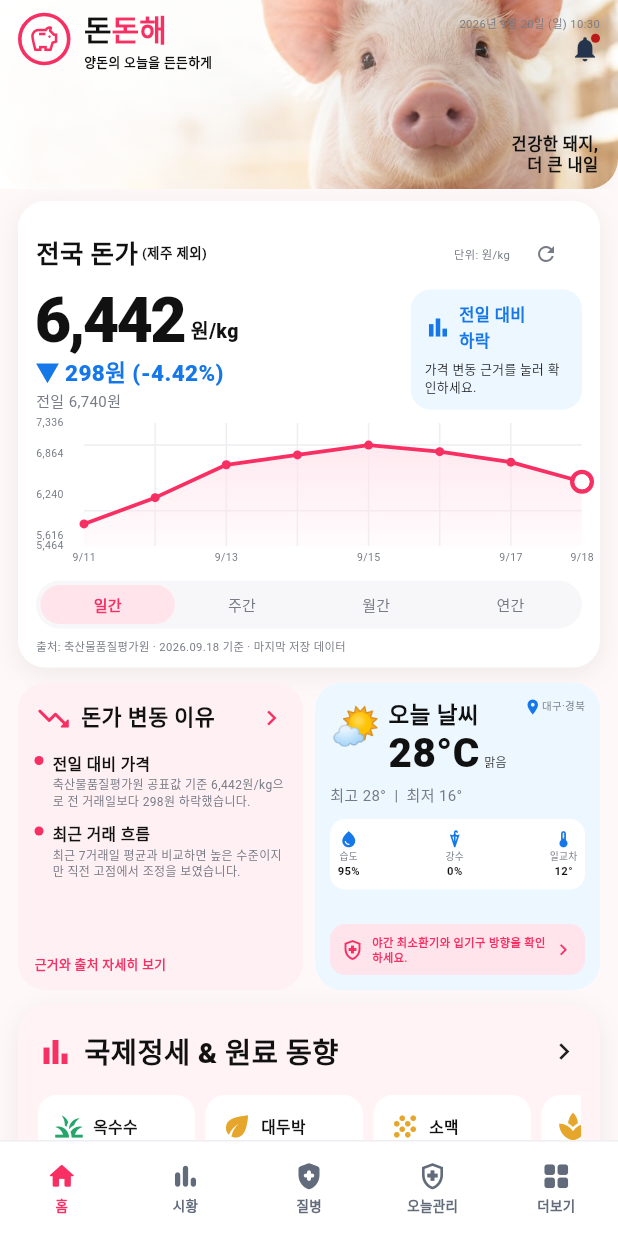
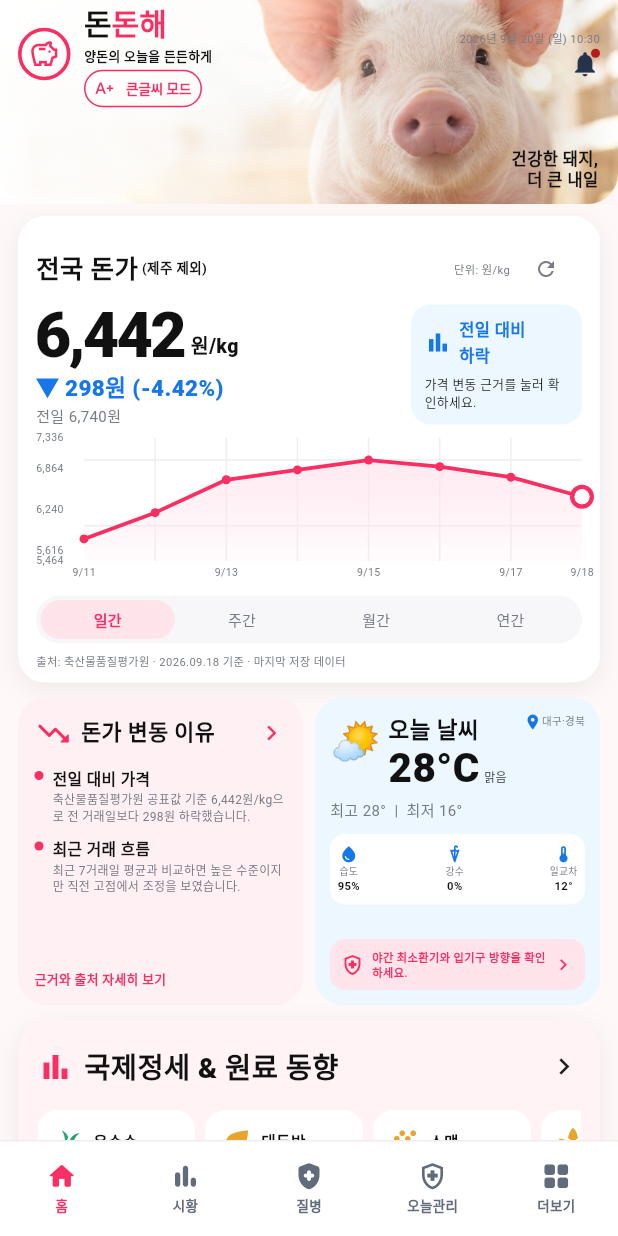
Before and after one commit to Noah981/pig-market-brief, a Flutter app: the screen it shows after launch, on a phone screen of 412 x 824 dp. Run offline on Flutter 3.47's test engine with Material 3 defaults, Android fonts, the phone set to English and light mode, and no system bars; drawn by our look-alikes of fl_chart; our stand-ins replace geolocator, shared_preferences; network calls fail.

Commit message:
Add one-tap large text mode

```diff
--- a/flutter_app/lib/pages/home_dashboard_page.dart
+++ b/flutter_app/lib/pages/home_dashboard_page.dart
@@ -8,6 +8,7 @@ import '../data/market_analysis_repository.dart';
 import '../data/weather_farm_repository.dart';
 import '../models/dashboard_models.dart';
 import '../models/weather_farm_models.dart';
+import '../settings/display_settings.dart';
 import '../theme/app_theme.dart';
 import '../widgets/bottom_navigation.dart';
 import '../widgets/commodity_trend_card.dart';
@@ -56,7 +57,7 @@ class _HomeDashboardPageState extends State<HomeDashboardPage> with WidgetsBindi
     const SliverToBoxAdapter(child:FarmHeroSection()),
     SliverPadding(padding:const EdgeInsets.fromLTRB(AppSpacing.page,8,AppSpacing.page,14),sliver:SliverList.list(children:[
       MarketPriceCard(period:_period,series:priceSeries,snapshot:_market,onRefresh:_refreshMarket,onTap:_openPigPrice,onPeriodChanged:(i)=>setState(()=>_period=i)),const SizedBox(height:10),
-      SizedBox(height:205,child:Row(crossAxisAlignment:CrossAxisAlignment.stretch,children:[Expanded(child:MarketReasonCard(analysis:_analysis,onTap:_openPigPrice)),const SizedBox(width:8),Expanded(child:WeatherSummaryCard(guide:_weather,onTap:()=>setState(()=>_nav=3)))])),
+      SizedBox(height:DisplaySettings.instance.largeTextMode?270:205,child:Row(crossAxisAlignment:CrossAxisAlignment.stretch,children:[Expanded(child:MarketReasonCard(analysis:_analysis,onTap:_openPigPrice)),const SizedBox(width:8),Expanded(child:WeatherSummaryCard(guide:_weather,onTap:()=>setState(()=>_nav=3)))])),
       const SizedBox(height:10),
       CommodityTrendCard(items:_commodities,onTap:_openCommodity,onHeaderTap:()=>setState(()=>_nav=1)),
       const SizedBox(height:10),
--- a/flutter_app/lib/pages/section_pages.dart
+++ b/flutter_app/lib/pages/section_pages.dart
@@ -118,7 +118,7 @@ class MorePage extends StatelessWidget {
     ('데이터 출처', '정보 제공 기관 안내', Icons.info_outline),
     ('공지사항', '앱 소식 및 업데이트', Icons.campaign_outlined),
     ('이용약관 / 개인정보처리방침', '', Icons.article_outlined),
-    ('앱 정보', '버전 1.1.6', Icons.info),
+    ('앱 정보', '버전 1.1.7', Icons.info),
   ];
   @override
   Widget build(BuildContext context) => PageShell(
@@ -133,7 +133,7 @@ class MorePage extends StatelessWidget {
   Future<void> _textSize(BuildContext context)async{
     final settings=DisplaySettings.instance;
     const choices=[(.85,'작게'),(1.0,'기본'),(1.15,'크게'),(1.3,'매우 크게')];
-    await showModalBottomSheet(context:context,showDragHandle:true,builder:(context)=>SafeArea(child:Column(mainAxisSize:MainAxisSize.min,children:[const ListTile(title:Text('글자 크기',style:TextStyle(fontWeight:FontWeight.w900)),subtitle:Text('선택하면 앱 전체 글자에 바로 적용됩니다.')),...choices.map((x)=>RadioListTile<double>(value:x.$1,groupValue:settings.textScale,title:Text(x.$2,style:TextStyle(fontSize:14*x.$1,fontWeight:FontWeight.w800)),onChanged:(value)async{if(value==null)return;await settings.setTextScale(value);if(context.mounted)Navigator.pop(context);})),const SizedBox(height:8)])));
+    await showModalBottomSheet(context:context,showDragHandle:true,builder:(context)=>SafeArea(child:Column(mainAxisSize:MainAxisSize.min,children:[const ListTile(title:Text('글자 크기',style:TextStyle(fontWeight:FontWeight.w900)),subtitle:Text('선택하면 앱 전체 글자에 바로 적용됩니다. 큰글씨 모드는 홈 상단에서 별도로 켤 수 있습니다.')),...choices.map((x)=>RadioListTile<double>(value:x.$1,groupValue:settings.selectedTextScale,title:Text(x.$2,style:TextStyle(fontSize:14*x.$1,fontWeight:FontWeight.w800)),onChanged:(value)async{if(value==null)return;await settings.setTextScale(value);if(context.mounted)Navigator.pop(context);})),const SizedBox(height:8)])));
   }
 }
 
--- a/flutter_app/lib/settings/display_settings.dart
+++ b/flutter_app/lib/settings/display_settings.dart
@@ -5,12 +5,18 @@ class DisplaySettings extends ChangeNotifier {
   DisplaySettings._();
   static final DisplaySettings instance=DisplaySettings._();
   static const _key='display_text_scale';
+  static const _largeKey='display_large_text_mode';
   double _textScale=1;
-  double get textScale=>_textScale;
+  bool _largeTextMode=false;
+  double get textScale=>_largeTextMode?1.55:_textScale;
+  double get selectedTextScale=>_textScale;
+  bool get largeTextMode=>_largeTextMode;
 
   Future<void> load()async{
-    final value=(await SharedPreferences.getInstance()).getDouble(_key)??1;
+    final prefs=await SharedPreferences.getInstance();
+    final value=prefs.getDouble(_key)??1;
     _textScale=value.clamp(.85,1.3).toDouble();
+    _largeTextMode=prefs.getBool(_largeKey)??false;
     notifyListeners();
   }
 
@@ -19,4 +25,10 @@ class DisplaySettings extends ChangeNotifier {
     notifyListeners();
     await (await SharedPreferences.getInstance()).setDouble(_key,_textScale);
   }
+
+  Future<void> setLargeTextMode(bool value)async{
+    _largeTextMode=value;
+    notifyListeners();
+    await (await SharedPreferences.getInstance()).setBool(_largeKey,value);
+  }
 }
--- a/flutter_app/lib/widgets/app_header.dart
+++ b/flutter_app/lib/widgets/app_header.dart
@@ -1,6 +1,7 @@
 import 'dart:async';
 import 'package:flutter/material.dart';
 import '../theme/app_theme.dart';
+import '../settings/display_settings.dart';
 
 class AppHeader extends StatefulWidget {
   const AppHeader({super.key});
@@ -37,8 +38,8 @@ class _AppHeaderState extends State<AppHeader> {
         '${twoDigits(now.hour)}:${twoDigits(now.minute)}';
   }
   @override
-  Widget build(BuildContext context) => SizedBox(
-        height: 52,
+  Widget build(BuildContext context) {final settings=DisplaySettings.instance;return SizedBox(
+        height: settings.largeTextMode?78:72,
         child: Row(children: [
           Container(
             width: 35,height:35,
@@ -49,6 +50,8 @@ class _AppHeaderState extends State<AppHeader> {
           Column(crossAxisAlignment: CrossAxisAlignment.start, mainAxisAlignment: MainAxisAlignment.center, children: [
             RichText(text: const TextSpan(style: TextStyle(fontSize: 20, fontWeight: FontWeight.w900), children: [TextSpan(text: '돈', style: TextStyle(color: AppColors.text)), TextSpan(text: '돈해', style: TextStyle(color: AppColors.coral))])),
             const Text('양돈의 오늘을 든든하게', style: TextStyle(fontSize: 8.5, fontWeight: FontWeight.w600)),
+            const SizedBox(height:3),
+            SizedBox(height:25,child:OutlinedButton.icon(key:const ValueKey('large_text_mode_button'),onPressed:()=>settings.setLargeTextMode(!settings.largeTextMode),icon:Icon(settings.largeTextMode?Icons.text_decrease:Icons.text_increase,size:13),label:Text(settings.largeTextMode?'기본 글씨':'큰글씨 모드'),style:OutlinedButton.styleFrom(padding:const EdgeInsets.symmetric(horizontal:7),minimumSize:const Size(0,25),tapTargetSize:MaterialTapTargetSize.shrinkWrap,textStyle:const TextStyle(fontSize:9,fontWeight:FontWeight.w900),foregroundColor:AppColors.coral,side:const BorderSide(color:AppColors.coral)))),
           ]),
           const Spacer(),
           Column(crossAxisAlignment: CrossAxisAlignment.end, mainAxisAlignment: MainAxisAlignment.center, children: [
@@ -57,5 +60,5 @@ class _AppHeaderState extends State<AppHeader> {
             const Badge(smallSize: 6, child: Icon(Icons.notifications, size: 20, color: Color(0xFF24344D))),
           ]),
         ]),
-      );
+      );}
 }
--- a/flutter_app/lib/widgets/bottom_navigation.dart
+++ b/flutter_app/lib/widgets/bottom_navigation.dart
@@ -1,9 +1,10 @@
 import 'package:flutter/material.dart';
 import '../theme/app_theme.dart';
+import '../settings/display_settings.dart';
 
 class BottomNavigation extends StatelessWidget {
   const BottomNavigation({super.key,required this.index,required this.onSelected});
   final int index;final ValueChanged<int> onSelected;
-  @override Widget build(BuildContext context)=>DecoratedBox(decoration:const BoxDecoration(color:Colors.white,border:Border(top:BorderSide(color:AppColors.divider))),child:SafeArea(top:false,child:SizedBox(height:64,child:Row(children:[_item(0,Icons.home_rounded,'홈'),_item(1,Icons.bar_chart_rounded,'시황'),_item(2,Icons.health_and_safety_rounded,'질병'),_item(3,Icons.health_and_safety_outlined,'오늘관리'),_item(4,Icons.grid_view_rounded,'더보기')]))));
+  @override Widget build(BuildContext context)=>DecoratedBox(decoration:const BoxDecoration(color:Colors.white,border:Border(top:BorderSide(color:AppColors.divider))),child:SafeArea(top:false,child:SizedBox(height:DisplaySettings.instance.largeTextMode?78:64,child:Row(children:[_item(0,Icons.home_rounded,'홈'),_item(1,Icons.bar_chart_rounded,'시황'),_item(2,Icons.health_and_safety_rounded,'질병'),_item(3,Icons.health_and_safety_outlined,'오늘관리'),_item(4,Icons.grid_view_rounded,'더보기')]))));
   Widget _item(int i,IconData icon,String label){final active=index==i;return Expanded(child:Semantics(button:true,label:label,selected:active,child:InkWell(key:ValueKey('nav_$i'),onTap:()=>onSelected(i),child:Column(mainAxisAlignment:MainAxisAlignment.center,children:[Icon(icon,color:active?AppColors.coral:const Color(0xFF626B7C),size:21),const SizedBox(height:3),Text(label,maxLines:1,style:TextStyle(fontSize:9,color:active?AppColors.coral:const Color(0xFF626B7C),fontWeight:active?FontWeight.w800:FontWeight.w600))]))));}
 }
--- a/flutter_app/lib/widgets/commodity_trend_card.dart
+++ b/flutter_app/lib/widgets/commodity_trend_card.dart
@@ -1,6 +1,7 @@
 import 'package:flutter/material.dart';
 import '../models/dashboard_models.dart';
 import '../theme/app_theme.dart';
+import '../settings/display_settings.dart';
 
 class CommodityTrendCard extends StatelessWidget {
   const CommodityTrendCard({super.key,required this.items,this.onTap,this.onHeaderTap});
@@ -10,6 +11,6 @@ class CommodityTrendCard extends StatelessWidget {
   @override
   Widget build(BuildContext context)=>Container(padding:const EdgeInsets.fromLTRB(13,12,13,13),decoration:appCard(color:const Color(0xFFFFF3F6),radius:20),child:Column(children:[
     InkWell(key:const ValueKey('international_market_header'),onTap:onHeaderTap,child:const SizedBox(height:38,child:Row(children:[Icon(Icons.bar_chart,color:AppColors.coral,size:24),SizedBox(width:7),Expanded(child:Text('국제정세 & 원료 동향',style:TextStyle(fontSize:19,fontWeight:FontWeight.w900))),Icon(Icons.chevron_right,size:22)]))),const SizedBox(height:10),
-    SizedBox(height:112,child:ListView.separated(scrollDirection:Axis.horizontal,itemCount:items.length,separatorBuilder:(_,__)=>const SizedBox(width:7),itemBuilder:(context,i){final x=items[i];final up=(x.change??0)>=0;return Material(color:Colors.white,borderRadius:BorderRadius.circular(13),child:InkWell(key:ValueKey('commodity_${x.id}'),onTap:()=>onTap?.call(x),borderRadius:BorderRadius.circular(13),child:Container(width:105,padding:const EdgeInsets.all(10),child:Column(crossAxisAlignment:CrossAxisAlignment.start,children:[Row(children:[Icon(x.icon,size:22,color:i==0?AppColors.green:x.id=='wti'?const Color(0xFF293249):const Color(0xFFE5A62B)),const SizedBox(width:5),Expanded(child:Text(x.name,style:const TextStyle(fontSize:10.5,fontWeight:FontWeight.w800),maxLines:2))]),const Spacer(),Text('${x.value} ${x.unit}',style:const TextStyle(fontSize:10.5,fontWeight:FontWeight.w800),maxLines:1),const SizedBox(height:3),x.change==null?const Text('공식 데이터 연결 대기',style:TextStyle(fontSize:7.5,color:AppColors.secondary)):Text('${up?'▲':'▼'} ${x.change!.abs().toStringAsFixed(1)}% · ${x.frequency=='monthly'?'월':'일'}',style:TextStyle(fontSize:9,fontWeight:FontWeight.w800,color:up?AppColors.coral:AppColors.blue))]))));})),
+    SizedBox(height:DisplaySettings.instance.largeTextMode?148:112,child:ListView.separated(scrollDirection:Axis.horizontal,itemCount:items.length,separatorBuilder:(_,__)=>const SizedBox(width:7),itemBuilder:(context,i){final x=items[i];final up=(x.change??0)>=0;return Material(color:Colors.white,borderRadius:BorderRadius.circular(13),child:InkWell(key:ValueKey('commodity_${x.id}'),onTap:()=>onTap?.call(x),borderRadius:BorderRadius.circular(13),child:Container(width:DisplaySettings.instance.largeTextMode?132:105,padding:const EdgeInsets.all(10),child:Column(crossAxisAlignment:CrossAxisAlignment.start,children:[Row(children:[Icon(x.icon,size:22,color:i==0?AppColors.green:x.id=='wti'?const Color(0xFF293249):const Color(0xFFE5A62B)),const SizedBox(width:5),Expanded(child:Text(x.name,style:const TextStyle(fontSize:10.5,fontWeight:FontWeight.w800),maxLines:2))]),const Spacer(),FittedBox(fit:BoxFit.scaleDown,child:Text('${x.value} ${x.unit}',style:const TextStyle(fontSize:10.5,fontWeight:FontWeight.w800),maxLines:1)),const SizedBox(height:3),x.change==null?const Text('공식 데이터 연결 대기',style:TextStyle(fontSize:7.5,color:AppColors.secondary)):Text('${up?'▲':'▼'} ${x.change!.abs().toStringAsFixed(1)}% · ${x.frequency=='monthly'?'월':'일'}',style:TextStyle(fontSize:9,fontWeight:FontWeight.w800,color:up?AppColors.coral:AppColors.blue))]))));})),
   ]));
 }
--- a/flutter_app/lib/widgets/farm_hero_section.dart
+++ b/flutter_app/lib/widgets/farm_hero_section.dart
@@ -1,12 +1,13 @@
 import 'package:flutter/material.dart';
 import '../theme/app_theme.dart';
 import 'app_header.dart';
+import '../settings/display_settings.dart';
 
 class FarmHeroSection extends StatelessWidget {
   const FarmHeroSection({super.key});
   @override
   Widget build(BuildContext context) => SizedBox(
-        height: 126,
+        height: DisplaySettings.instance.largeTextMode?150:136,
         child: Stack(fit: StackFit.expand, children: [
           ClipRRect(
             borderRadius: const BorderRadius.only(bottomLeft: Radius.circular(20), bottomRight: Radius.circular(20)),
--- a/flutter_app/pubspec.yaml
+++ b/flutter_app/pubspec.yaml
@@ -1,7 +1,7 @@
 name: dondonhae
 description: 돈돈해 모바일 대시보드
 publish_to: none
-version: 1.1.6+7
+version: 1.1.7+8
 environment:
   sdk: '>=3.3.0 <4.0.0'
 dependencies:
```
Also changed, not shown: 2 other files.
